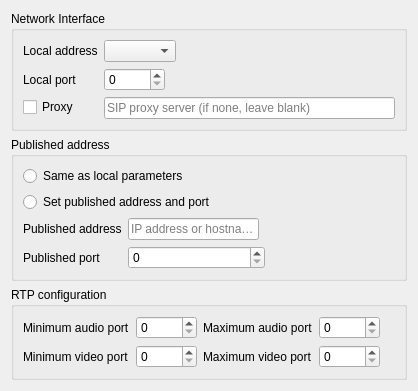
Above: src/conf/account/accountpages/network.ui from KDE/ring-kde before the change. Below: the same form after it.
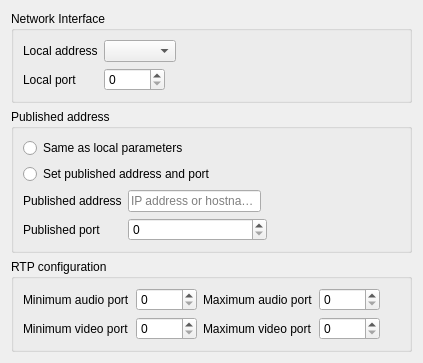
That is the form after the change. Custom widgets are drawn as their Qt base class.

What changed in the file:
```diff
--- a/src/conf/account/accountpages/network.ui
+++ b/src/conf/account/accountpages/network.ui
@@ -6,7 +6,7 @@
    <rect>
     <x>0</x>
     <y>0</y>
-    <width>418</width>
+    <width>423</width>
     <height>359</height>
    </rect>
   </property>
@@ -47,20 +47,6 @@
         </property>
        </widget>
       </item>
-      <item row="2" column="1">
-       <widget class="QLineEdit" name="kcfg_proxy">
-        <property name="placeholderText">
-         <string>SIP proxy server (if none, leave blank)</string>
-        </property>
-       </widget>
-      </item>
-      <item row="2" column="0">
-       <widget class="QCheckBox" name="kcfg_useProxy">
-        <property name="text">
-         <string>Proxy</string>
-        </property>
-       </widget>
-      </item>
      </layout>
     </widget>
    </item>
@@ -221,6 +207,13 @@
    </item>
   </layout>
  </widget>
+ <customwidgets>
+  <customwidget>
+   <class>AutoComboBox</class>
+   <extends>QComboBox</extends>
+   <header>widgets/autocombobox.h</header>
+  </customwidget>
+ </customwidgets>
  <resources/>
  <connections>
   <connection>
```
Left out of the diff: 36 changed lines with no effect on the pictures.
